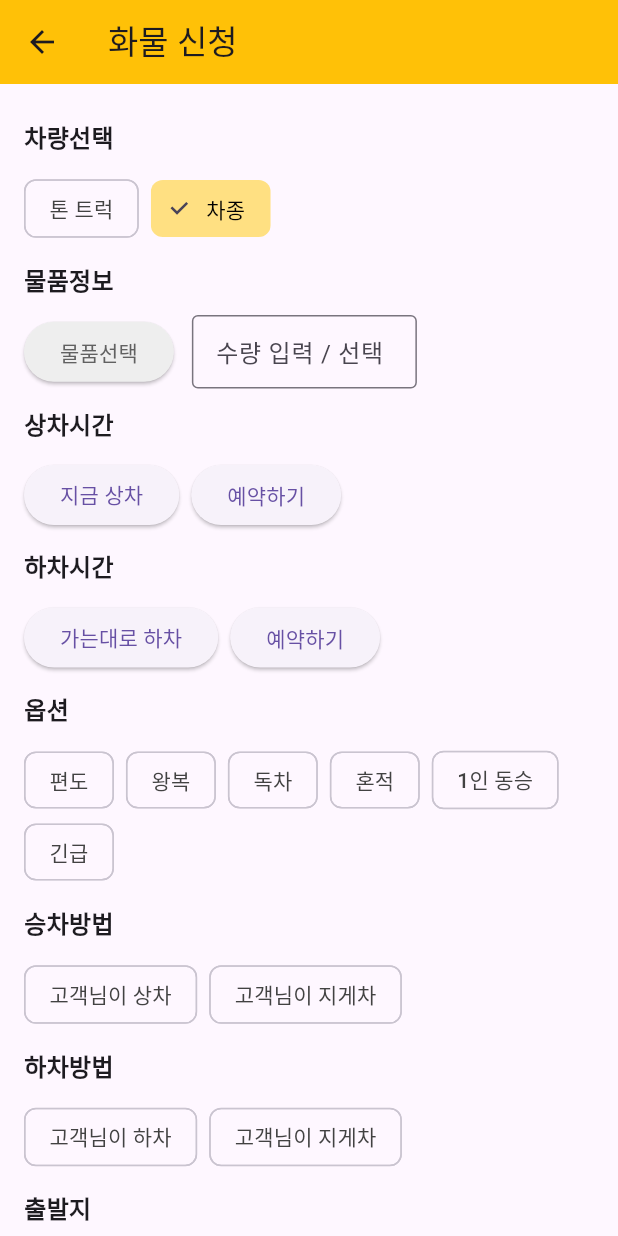
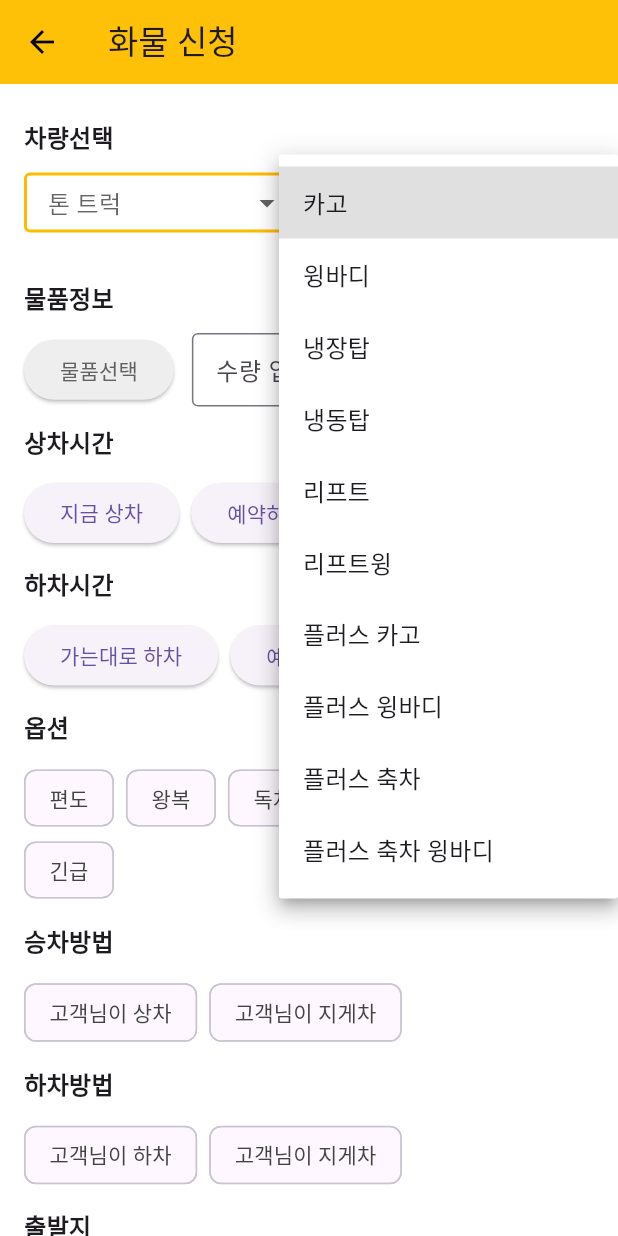
Before and after one commit to Bumjun-hub/Project_SwiftLoad, a Flutter app: the CargoOrderPage screen opened directly, after a tap on "차종", on a phone screen of 412 x 824 dp. Run offline on Flutter 3.47's test engine with Material 3 defaults, Android fonts, the phone set to English and light mode, and no system bars.

Commit message:
화물주문화면수정중

```diff
--- a/flutter_app/lib/cargo_order_page.dart
+++ b/flutter_app/lib/cargo_order_page.dart
@@ -3,54 +3,63 @@ import 'order_list_page.dart';
 
 class CargoOrderPage extends StatefulWidget {
   const CargoOrderPage({super.key});
-
   @override
   State<CargoOrderPage> createState() => _CargoOrderPageState();
 }
 
 class _CargoOrderPageState extends State<CargoOrderPage> {
-  // 차량선택
-  String selectedCarType = '';
-  // 물품정보
+  // 차량 선택 관련 상태
+  final List<String> tonList = [
+    '1톤 트럭',
+    '1.2톤 트럭',
+    '2.5톤 트럭',
+    '3.5톤 트럭',
+    '5톤 트럭',
+    '11톤 트럭',
+  ];
+  final List<String> carTypeList = [
+    '카고',
+    '윙바디',
+    '냉장탑',
+    '냉동탑',
+    '리프트',
+    '리프트윙',
+    '플러스 카고',
+    '플러스 윙바디',
+    '플러스 축차',
+    '플러스 축차 윙바디',
+  ];
+  bool showTonTab = true; // 현재 선택된 탭 (톤 트럭 or 차종)
+  bool isDropdownOpen = false; // 드롭다운 열림 여부
+  String? selectedTon;
+  String? selectedCarType;
+
+  // 기타 상태들
   bool isGoodsSelected = false;
   String quantity = '';
-  // 상차시간
-  String loadingTime = '';
-  // 하차시간
-  String unloadingTime = '';
-  // 옵션
   List<String> options = [];
-  // 승차방법
   String boardingMethod = '';
+  String unloadingMethod = '';
 
-  // 하차방법
-  String unloadingMethod = '';
-  // 출발지 입력 필드
+  // 입력 컨트롤러들
   final TextEditingController departureAddressController = TextEditingController();
   final TextEditingController departureDetailController = TextEditingController();
   final TextEditingController departureCompanyController = TextEditingController();
   final TextEditingController departureNameController = TextEditingController();
   final TextEditingController departureContactController = TextEditingController();
-
-  // 도착지 입력 필드
   final TextEditingController arrivalAddressController = TextEditingController();
   final TextEditingController arrivalDetailController = TextEditingController();
   final TextEditingController arrivalCompanyController = TextEditingController();
   final TextEditingController arrivalNameController = TextEditingController();
   final TextEditingController arrivalContactController = TextEditingController();
-
-  // 내용물/전달사항
   final TextEditingController contentController = TextEditingController();
-
-  void toggleOption(String option) {
-    setState(() {
-      if (options.contains(option)) {
-        options.remove(option);
-      } else {
-        options.add(option);
-      }
-    });
-  }
+  final orangeBorder = OutlineInputBorder(
+    borderRadius: BorderRadius.circular(4),
+    borderSide: const BorderSide(
+      color: Color(0xFFFFBB00), // ★ 주황색으로 변경
+      width: 2,
+    ),
+  );
 
   @override
   void dispose() {
@@ -68,6 +77,16 @@ class _CargoOrderPageState extends State<CargoOrderPage> {
     super.dispose();
   }
 
+  Widget buildSectionTitle(String text) {
+    return Padding(
+      padding: const EdgeInsets.symmetric(vertical: 12),
+      child: Text(
+        text,
+        style: const TextStyle(fontWeight: FontWeight.bold, fontSize: 16),
+      ),
+    );
+  }
+
   Widget buildChoiceChip(String label, bool selected, VoidCallback onSelected) {
     return ChoiceChip(
       label: Text(label),
@@ -78,19 +97,38 @@ class _CargoOrderPageState extends State<CargoOrderPage> {
     );
   }
 
-  Widget buildSectionTitle(String text) {
-    return Padding(
-      padding: const EdgeInsets.symmetric(vertical: 12),
-      child: Text(text, style: const TextStyle(fontWeight: FontWeight.bold, fontSize: 16)),
+  Widget _vehicleTab(String title, bool selected, VoidCallback onTap) {
+    return GestureDetector(
+      onTap: onTap,
+      child: Container(
+        padding: const EdgeInsets.symmetric(horizontal: 28, vertical: 12),
+        decoration: BoxDecoration(
+          color: selected ? Colors.amber.shade200 : Colors.white,
+          border: Border.all(color: Colors.amber, width: 2),
+          borderRadius: BorderRadius.circular(12),
+        ),
+        child: Text(
+          title,
+          style: const TextStyle(fontWeight: FontWeight.bold),
+        ),
+      ),
     );
+  }
+
+  void toggleOption(String option) {
+    setState(() {
+      options.contains(option) ? options.remove(option) : options.add(option);
+    });
   }
 
   @override
   Widget build(BuildContext context) {
     return Scaffold(
+      backgroundColor: Colors.white, // 배경 흰색
       appBar: AppBar(
+        backgroundColor: Colors.amber,
         title: const Text('화물 신청'),
-        backgroundColor: Colors.amber,
+        iconTheme: const IconThemeData(color: Colors.black),
       ),
       body: SingleChildScrollView(
         padding: const EdgeInsets.symmetric(horizontal: 16, vertical: 12),
@@ -98,33 +136,58 @@ class _CargoOrderPageState extends State<CargoOrderPage> {
           crossAxisAlignment: CrossAxisAlignment.start,
           children: [
             // 차량 선택
+            // 차량선택 섹션
             buildSectionTitle('차량선택'),
-            Wrap(
-              spacing: 8,
+            Row(
               children: [
-                buildChoiceChip('톤 트럭', selectedCarType == '톤 트럭', () {
-                  setState(() {
-                    selectedCarType = '톤 트럭';
-                  });
-                }),
-                buildChoiceChip('차종', selectedCarType == '차종', () {
-                  setState(() {
-                    selectedCarType = '차종';
-                  });
-                }),
+                Expanded(
+                  child: DropdownButtonFormField<String>(
+                    value: selectedTon,
+                    items: tonList
+                        .map((e) => DropdownMenuItem(value: e, child: Text(e)))
+                        .toList(),
+                    onChanged: (val) => setState(() => selectedTon = val),
+                    dropdownColor: Colors.white,
+                    decoration: InputDecoration(
+                      hintText: '톤 트럭',
+                      border: orangeBorder,           // 기본 테두리
+                      enabledBorder: orangeBorder,    // 비활성 테두리
+                      focusedBorder: orangeBorder,
+                      isDense: true,
+                      contentPadding: EdgeInsets.symmetric(horizontal: 12, vertical: 8),
+                    ),
+                  ),
+                ),
+                const SizedBox(width: 8),
+                Expanded(
+                  child: DropdownButtonFormField<String>(
+                    value: selectedCarType,
+                    items: carTypeList
+                        .map((e) => DropdownMenuItem(value: e, child: Text(e)))
+                        .toList(),
+                    onChanged: (val) => setState(() => selectedCarType = val),
+                    dropdownColor: Colors.white,
+                    decoration: InputDecoration(
+                      hintText: '차종',
+                      border: orangeBorder,           // 기본 테두리
+                      enabledBorder: orangeBorder,    // 비활성 테두리
+                      focusedBorder: orangeBorder,
+                      isDense: true,
+                      contentPadding: EdgeInsets.symmetric(horizontal: 12, vertical: 8),
+                    ),
+                  ),
+                ),
               ],
             ),
+            const SizedBox(height: 20),
 
-            // 물품정보
+
+            // 아래는 생략 없이 기존 그대로 유지
             buildSectionTitle('물품정보'),
             Row(
               children: [
                 ElevatedButton(
-                  onPressed: () {
-                    setState(() {
-                      isGoodsSelected = !isGoodsSelected;
-                    });
-                  },
+                  onPressed: () => setState(() => isGoodsSelected = !isGoodsSelected),
                   style: ElevatedButton.styleFrom(
                     backgroundColor: isGoodsSelected ? Colors.amber : Colors.grey[200],
                     foregroundColor: isGoodsSelected ? Colors.black : Colors.grey[700],
@@ -146,7 +209,6 @@ class _CargoOrderPageState extends State<CargoOrderPage> {
               ],
             ),
 
-            // 상차시간
             buildSectionTitle('상차시간'),
             Wrap(
               spacing: 8,
@@ -156,7 +218,6 @@ class _CargoOrderPageState extends State<CargoOrderPage> {
               ],
             ),
 
-            // 하차시간
             buildSectionTitle('하차시간'),
             Wrap(
               spacing: 8,
@@ -166,7 +227,6 @@ class _CargoOrderPageState extends State<CargoOrderPage> {
               ],
             ),
 
-            // 옵션
             buildSectionTitle('옵션'),
             Wrap(
               spacing: 8,
@@ -180,43 +240,28 @@ class _CargoOrderPageState extends State<CargoOrderPage> {
               ],
             ),
 
-            // 승차방법
             buildSectionTitle('승차방법'),
             Wrap(
               spacing: 8,
               children: [
-                buildChoiceChip('고객님이 상차', boardingMethod == '고객님이 상차', () {
-                  setState(() {
-                    boardingMethod = '고객님이 상차';
-                  });
-                }),
-                buildChoiceChip('고객님이 지게차', boardingMethod == '고객님이 지게차', () {
-                  setState(() {
-                    boardingMethod = '고객님이 지게차';
-                  });
-                }),
+                buildChoiceChip('고객님이 상차', boardingMethod == '고객님이 상차',
+                        () => setState(() => boardingMethod = '고객님이 상차')),
+                buildChoiceChip('고객님이 지게차', boardingMethod == '고객님이 지게차',
+                        () => setState(() => boardingMethod = '고객님이 지게차')),
               ],
             ),
 
-            // 하차방법
             buildSectionTitle('하차방법'),
             Wrap(
               spacing: 8,
               children: [
-                buildChoiceChip('고객님이 하차', unloadingMethod == '고객님이 하차', () {
-                  setState(() {
-                    unloadingMethod = '고객님이 하차';
-                  });
-                }),
-                buildChoiceChip('고객님이 지게차', unloadingMethod == '고객님이 지게차', () {
-                  setState(() {
-                    unloadingMethod = '고객님이 지게차';
-                  });
-                }),
+                buildChoiceChip('고객님이 하차', unloadingMethod == '고객님이 하차',
+                        () => setState(() => unloadingMethod = '고객님이 하차')),
+                buildChoiceChip('고객님이 지게차', unloadingMethod == '고객님이 지게차',
+                        () => setState(() => unloadingMethod = '고객님이 지게차')),
               ],
             ),
 
-            // 출발지
             buildSectionTitle('출발지'),
             Row(
               children: [
@@ -231,9 +276,9 @@ class _CargoOrderPageState extends State<CargoOrderPage> {
                   ),
                 ),
                 const SizedBox(width: 8),
-                ElevatedButton(onPressed: () {/* 주소 검색 로직 */}, child: const Icon(Icons.search)),
+                ElevatedButton(onPressed: () {}, child: const Icon(Icons.search)),
                 const SizedBox(width: 8),
-                ElevatedButton(onPressed: () {/* 주소록 로직 */}, child: const Text('주소록')),
+                ElevatedButton(onPressed: () {}, child: const Text('주소록')),
               ],
             ),
             const SizedBox(height: 8),
@@ -282,8 +327,6 @@ class _CargoOrderPageState extends State<CargoOrderPage> {
             ),
 
             const SizedBox(height: 24),
-
-            // 도착지
             buildSectionTitle('도착지'),
             Row(
               children: [
@@ -298,9 +341,9 @@ class _CargoOrderPageState extends State<CargoOrderPage> {
                   ),
                 ),
                 const SizedBox(width: 8),
-                ElevatedButton(onPressed: () {/* 주소 검색 로직 */}, child: const Icon(Icons.search)),
+                ElevatedButton(onPressed: () {}, child: const Icon(Icons.search)),
                 const SizedBox(width: 8),
-                ElevatedButton(onPressed: () {/* 주소록 로직 */}, child: const Text('주소록')),
+                ElevatedButton(onPressed: () {}, child: const Text('주소록')),
               ],
             ),
             const SizedBox(height: 8),
@@ -349,8 +392,6 @@ class _CargoOrderPageState extends State<CargoOrderPage> {
             ),
 
             const SizedBox(height: 24),
-
-            // 내용물과 전달사항
             buildSectionTitle('내용물과 전달사항'),
             TextField(
               controller: contentController,
@@ -361,7 +402,6 @@ class _CargoOrderPageState extends State<CargoOrderPage> {
                 isDense: true,
               ),
             ),
-
             const SizedBox(height: 32),
 
             // 바로 주문 버튼
@@ -371,7 +411,7 @@ class _CargoOrderPageState extends State<CargoOrderPage> {
                 onPressed: () {
                   Navigator.push(
                     context,
-                    MaterialPageRoute(builder: (context) => const OrderListPage()),
+                    MaterialPageRoute(builder: (_) => const OrderListPage()),
                   );
                 },
                 style: ElevatedButton.styleFrom(
@@ -383,7 +423,6 @@ class _CargoOrderPageState extends State<CargoOrderPage> {
                 child: const Text('바로 주문'),
               ),
             ),
-
             const SizedBox(height: 16),
           ],
         ),
--- a/flutter_app/lib/driver_join_page.dart
+++ b/flutter_app/lib/driver_join_page.dart
@@ -13,7 +13,6 @@ class _DriverJoinPageState extends State<DriverJoinPage> {
   final TextEditingController nameController = TextEditingController();
   final TextEditingController contactController = TextEditingController();
   final TextEditingController carNumberController = TextEditingController();
-  final TextEditingController carTypeController = TextEditingController();
   final TextEditingController licenseController = TextEditingController();
   final TextEditingController addressController = TextEditingController();
   final TextEditingController detailAddressController = TextEditingController();
@@ -21,12 +20,27 @@ class _DriverJoinPageState extends State<DriverJoinPage> {
 
   bool agreePrivacy = false;
 
+  // 차종 선택 리스트
+  final List<String> carTypes = [
+    '카고',
+    '윙바디',
+    '냉장탑',
+    '냉동탑',
+    '리프트',
+    '리프트윙',
+    '플러스 카고',
+    '플러스 윙바디',
+    '플러스 축차',
+    '플러스 축차 윙바디',
+  ];
+
+  String? selectedCarType;
+
   @override
   void dispose() {
     nameController.dispose();
     contactController.dispose();
     carNumberController.dispose();
-    carTypeController.dispose();
     licenseController.dispose();
     addressController.dispose();
     detailAddressController.dispose();
@@ -42,17 +56,17 @@ class _DriverJoinPageState extends State<DriverJoinPage> {
         );
         return;
       }
-      // 가입 처리 로직 넣기 (API 호출 등)
       ScaffoldMessenger.of(context).showSnackBar(
         const SnackBar(content: Text('가입 신청이 완료되었습니다.')),
       );
-      Navigator.pop(context); // 완료 후 이전 페이지로 이동
+      Navigator.pop(context);
     }
   }
 
   @override
   Widget build(BuildContext context) {
     return Scaffold(
+      backgroundColor: Colors.white, // ✅ 배경 흰색
       appBar: AppBar(
         title: const Text('기사 가입 신청서'),
         backgroundColor: Colors.amber,
@@ -84,7 +98,25 @@ class _DriverJoinPageState extends State<DriverJoinPage> {
               const SizedBox(height: 8),
 
               const Text('차종'),
-              TextFormField(controller: carTypeController),
+              DropdownButtonFormField<String>(
+                value: selectedCarType,
+                items: carTypes
+                    .map((type) => DropdownMenuItem(
+                  value: type,
+                  child: Text(type),
+                ))
+                    .toList(),
+                onChanged: (value) {
+                  setState(() {
+                    selectedCarType = value;
+                  });
+                },
+                decoration: const InputDecoration(
+                  hintText: '차종 선택',
+                  border: OutlineInputBorder(),
+                ),
+                validator: (value) => value == null || value.isEmpty ? '차종을 선택해주세요' : null,
+              ),
               const SizedBox(height: 8),
 
               const Text('운전면허'),
```
Also changed, not shown: flutter_app/lib/google_login_page.dart (+27 -9 lines), flutter_app/lib/select_page.dart (+7 -1 lines), flutter_app/assets/google.png (added).
